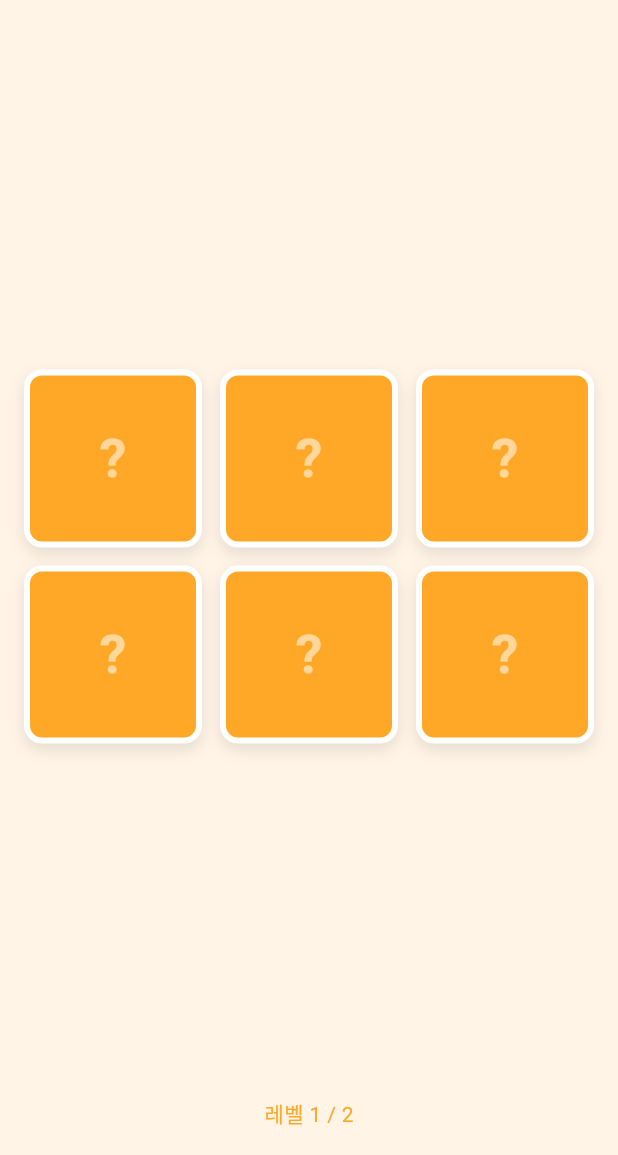
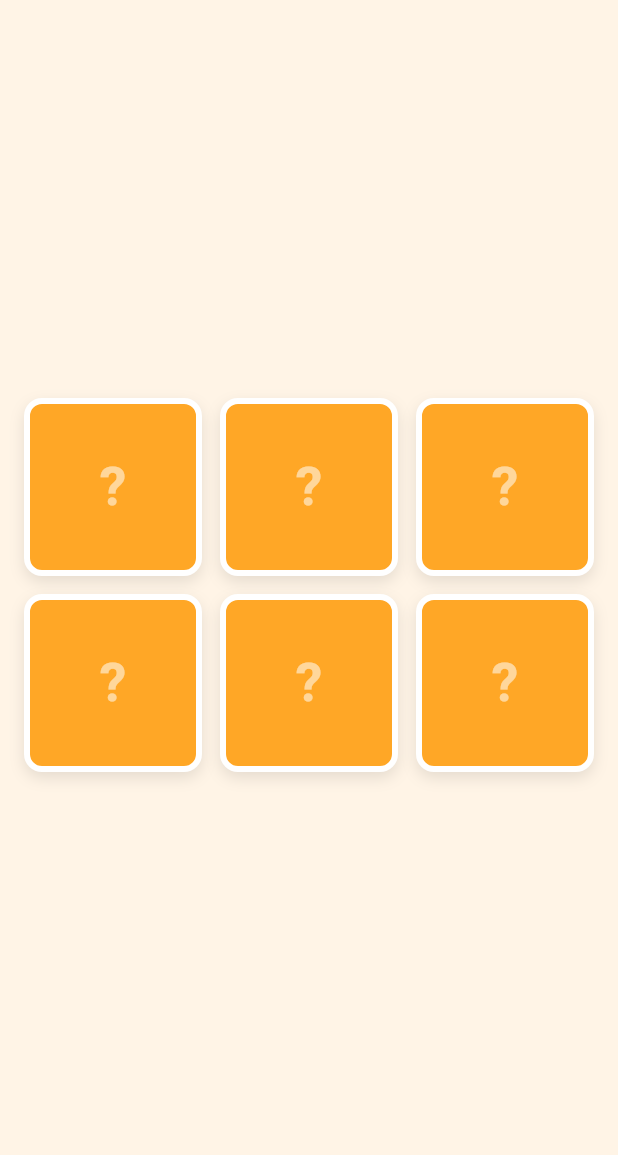
Before and after one commit to oops-kit/littlesignals, a Flutter app: the AttentionTestScreen screen opened by its route, after a tap on "나가기", on a phone screen of 412 x 824 dp, the part 81-1236 px from its top. Run offline on Flutter 3.47's test engine with Material 3 defaults, Android fonts, the phone set to English and light mode, and no system bars; our stand-ins replace audioplayers, firebase_core, flutter_hooks, flutter_riverpod, flutter_vector_icons, freezed_annotation and 4 more; accounts and stored records are empty; generated files the repository leaves out were written again; statements that could not run were skipped.

Commit message:
Refactor AttentionTestScreen to fix grid layout to a fixed 3-column format and remove level indicator as per updated specifications. Clean up unused imports and comments for clarity.

```diff
--- a/lib/features/attention_test/attention_test_screen.dart
+++ b/lib/features/attention_test/attention_test_screen.dart
@@ -13,7 +13,6 @@ import 'package:littlesignals/router/app_router.dart';
 import 'providers/attention_test_provider.dart';
 import 'providers/attention_test_state.dart';
 import 'widgets/card_grid.dart';
-import 'widgets/level_indicator.dart';
 
 /// 주의력 테스트 화면
 ///
@@ -58,7 +57,8 @@ class AttentionTestScreen extends HookConsumerWidget {
       );
     }
 
-    final columns = testState.level == 1 ? 3 : 4;
+    // 기획서: 3x2 격자 (3쌍) 고정
+    const columns = 3;
 
     // SRP: 디버그 로깅을 DebugEventListener에 위임
     return DebugEventListener(
@@ -83,15 +83,10 @@ class AttentionTestScreen extends HookConsumerWidget {
                       columns: columns,
                       hintCardId: testState.hintCardId,
                       onCardTap: controller.handleCardClick,
-                      level: testState.level,
                     ),
                   ),
-                  LevelIndicator(
-                    level: testState.level,
-                    totalLevels: 2,
-                    levelLabel: l10n.level,
-                    color: Colors.orange.shade400,
-                  ),
+                  // 기획서: 3쌍 고정, 레벨 시스템 없음
+                  const SizedBox(height: 16),
                 ],
               ),
               // 카운트다운 오버레이
```
Also changed, not shown: 1 other file.
